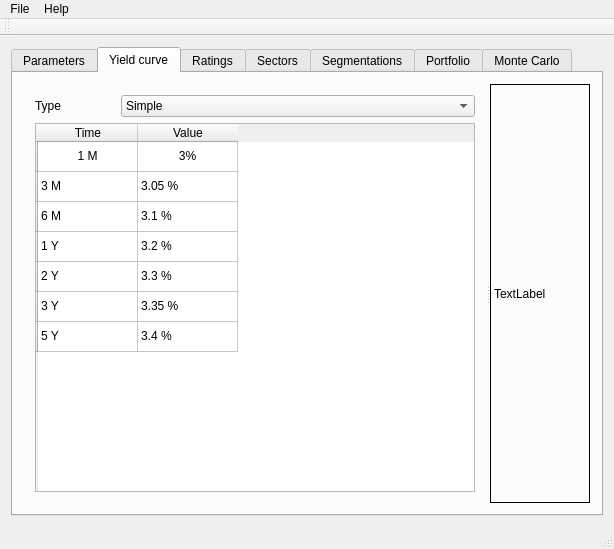
First picture: the form in src/gui/MainWindow.ui, repository torrentg/ccruncher, before the edit.
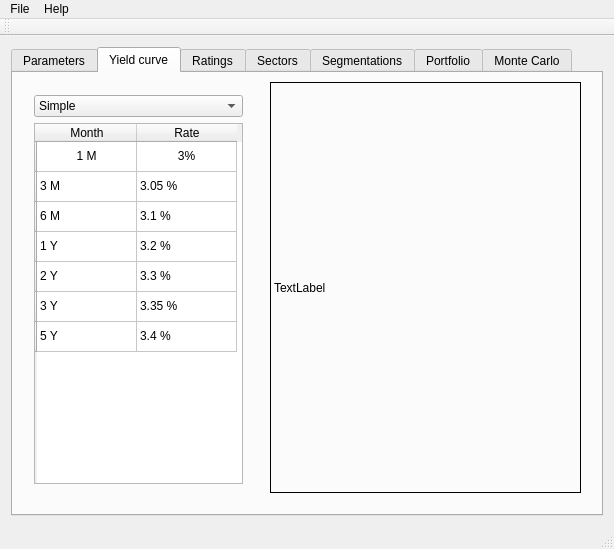
Second picture: the form after the edit.

The edit to the form file:
```diff
--- a/src/gui/MainWindow.ui
+++ b/src/gui/MainWindow.ui
@@ -262,30 +262,33 @@
        <attribute name="title">
         <string>Yield curve</string>
        </attribute>
-       <layout class="QGridLayout" name="gridLayout_2">
-        <item row="0" column="0">
-         <widget class="QSplitter" name="splitter">
-          <property name="orientation">
-           <enum>Qt::Horizontal</enum>
-          </property>
+       <widget class="QLabel" name="label_11">
+        <property name="geometry">
+         <rect>
+          <x>257</x>
+          <y>9</y>
+          <width>311</width>
+          <height>411</height>
+         </rect>
+        </property>
+        <property name="frameShape">
+         <enum>QFrame::Box</enum>
+        </property>
+        <property name="text">
+         <string>TextLabel</string>
+        </property>
+       </widget>
           <widget class="QWidget" name="layoutWidget">
+        <property name="geometry">
+         <rect>
+          <x>10</x>
+          <y>11</y>
+          <width>231</width>
+          <height>411</height>
+         </rect>
+        </property>
            <layout class="QVBoxLayout" name="verticalLayout">
             <item>
-             <layout class="QHBoxLayout" name="horizontalLayout">
-              <item>
-               <widget class="QLabel" name="label_15">
-                <property name="maximumSize">
-                 <size>
-                  <width>80</width>
-                  <height>16777215</height>
-                 </size>
-                </property>
-                <property name="text">
-                 <string>Type</string>
-                </property>
-               </widget>
-              </item>
-              <item>
                <widget class="QComboBox" name="interest_type">
                 <item>
                  <property name="text">
@@ -304,8 +307,6 @@
                 </item>
                </widget>
               </item>
-             </layout>
-            </item>
             <item>
              <widget class="QTableWidget" name="interest_values">
               <property name="gridStyle">
@@ -348,7 +349,7 @@
               </row>
               <column>
                <property name="text">
-                <string>Time</string>
+             <string>Month</string>
                </property>
                <property name="textAlignment">
                 <set>AlignHCenter|AlignVCenter|AlignCenter</set>
@@ -356,7 +357,10 @@
               </column>
               <column>
                <property name="text">
-                <string>Value</string>
+             <string>Rate</string>
+            </property>
+            <property name="textAlignment">
+             <set>AlignHCenter|AlignVCenter|AlignCenter</set>
                </property>
               </column>
               <item row="0" column="0">
@@ -439,17 +443,6 @@
             </item>
            </layout>
           </widget>
-          <widget class="QLabel" name="label_11">
-           <property name="frameShape">
-            <enum>QFrame::Box</enum>
-           </property>
-           <property name="text">
-            <string>TextLabel</string>
-           </property>
-          </widget>
-         </widget>
-        </item>
-       </layout>
       </widget>
       <widget class="QWidget" name="tab_3">
        <attribute name="title">
```
Left out of the diff: 3 changed lines with no effect on the pictures. Lines whose indentation alone changed are shown as unchanged.
